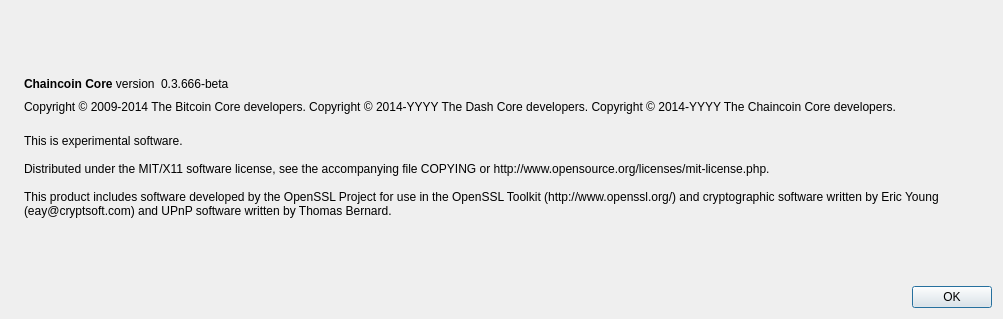
Before: the Qt Designer form src/qt/forms/aboutdialog.ui in mabtcoin/chaincoin, drawn with Qt 5.
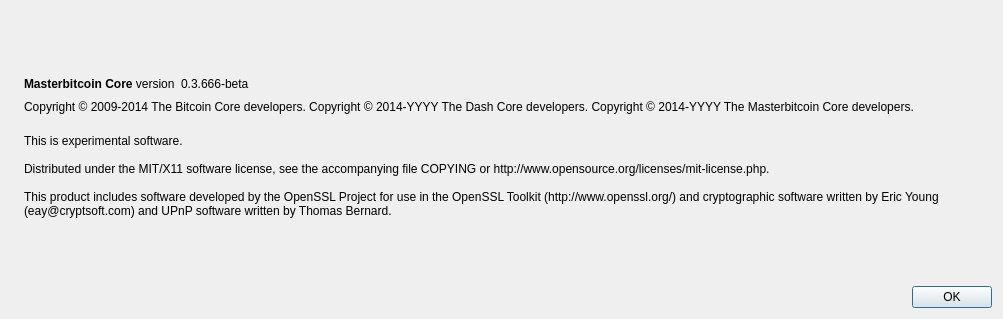
After: the same form once the commit is applied. Icons and pictures are not drawn.

Commit message: change chaincoin -> mabtcoin

The edit to the form file:
```diff
--- a/src/qt/forms/aboutdialog.ui
+++ b/src/qt/forms/aboutdialog.ui
@@ -71,7 +71,7 @@
           <cursorShape>IBeamCursor</cursorShape>
          </property>
          <property name="text">
-          <string>&lt;b&gt;Chaincoin Core&lt;/b&gt; version</string>
+          <string>&lt;b&gt;Masterbitcoin Core&lt;/b&gt; version</string>
          </property>
          <property name="textInteractionFlags">
           <set>Qt::LinksAccessibleByMouse|Qt::TextSelectableByKeyboard|Qt::TextSelectableByMouse</set>
@@ -114,7 +114,7 @@
        <property name="text">
         <string>Copyright &amp;copy; 2009-2014 The Bitcoin Core developers.
 Copyright &amp;copy; 2014-YYYY The Dash Core developers.
-Copyright &amp;copy; 2014-YYYY The Chaincoin Core developers.</string>
+Copyright &amp;copy; 2014-YYYY The Masterbitcoin Core developers.</string>
        </property>
        <property name="textFormat">
         <enum>Qt::RichText</enum>
```
Left out of the diff: 6 changed lines with no effect on the pictures. The commit also changes 230 other files.
